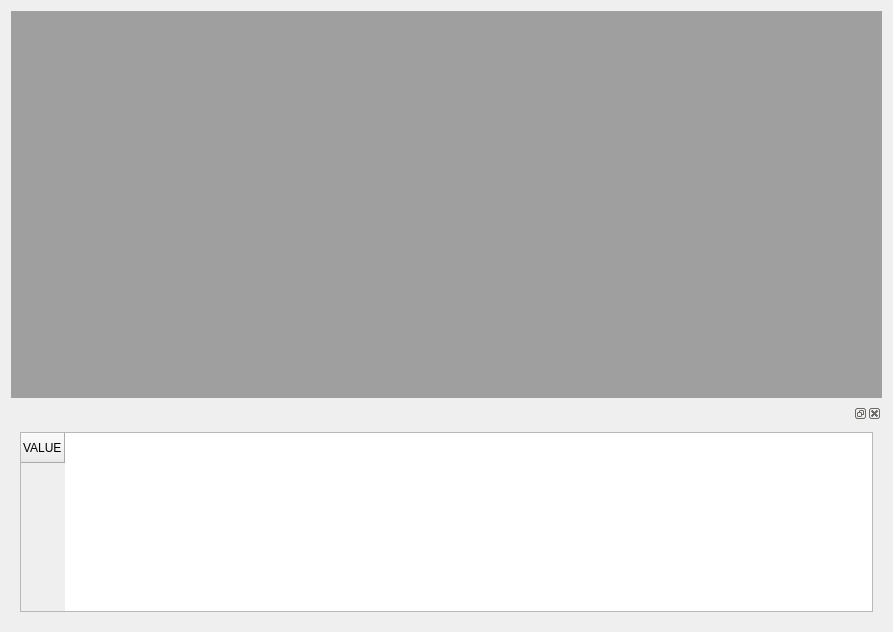
Above: UI/taskDisplay.ui from pemo-x/modelDisplay before the change. Below: the same form after it.
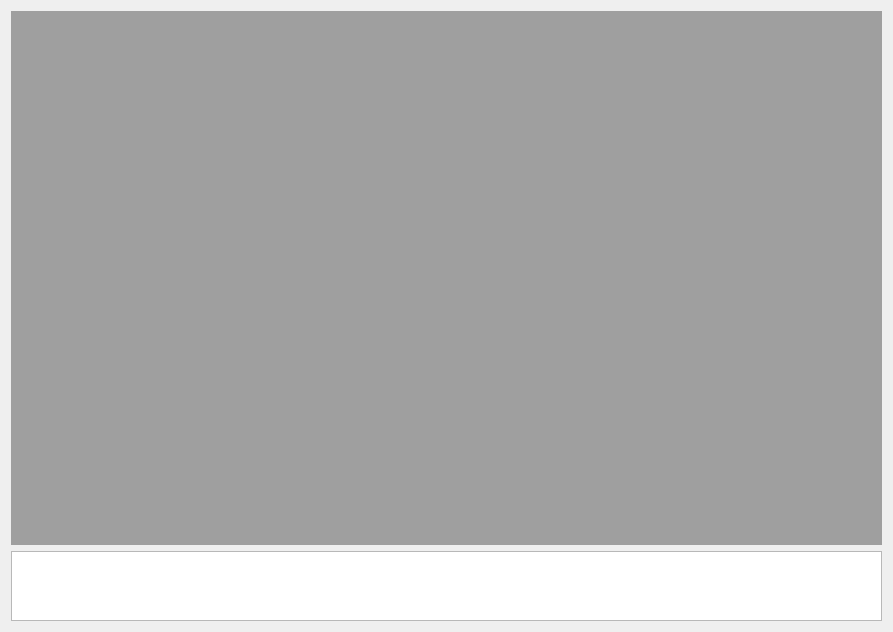
That is the form after the change.

```diff
--- a/UI/taskDisplay.ui
+++ b/UI/taskDisplay.ui
@@ -15,27 +15,14 @@
   </property>
   <layout class="QVBoxLayout" name="verticalLayout_2">
    <item>
+    <layout class="QVBoxLayout" name="verticalLayout" stretch="10,1">
+     <item>
     <widget class="QMdiArea" name="mdiArea"/>
    </item>
    <item>
-    <widget class="QDockWidget" name="dockWidget">
-     <property name="floating">
-      <bool>false</bool>
-     </property>
-     <widget class="QWidget" name="dockWidgetContents">
-      <layout class="QVBoxLayout" name="verticalLayout">
-       <item>
-        <widget class="QTableWidget" name="tableWidget">
-         <row>
-          <property name="text">
-           <string>VALUE</string>
-          </property>
-         </row>
-        </widget>
-       </item>
-      </layout>
-     </widget>
-    </widget>
+      <widget class="QTextBrowser" name="textBrowser"/>
+     </item>
+    </layout>
    </item>
   </layout>
  </widget>
```
Lines whose indentation alone changed are shown as unchanged.
